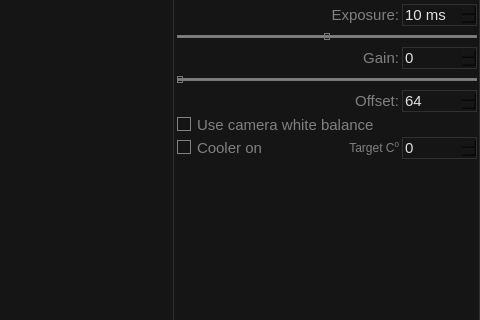
Above: mainframe.ui from aleksey-ka/OpenAP-AstroPhotography before the change; both pictures show x 834 to 1314 and y 242 to 562 of the 1314 by 819 pixel window. Below: the same form after it.
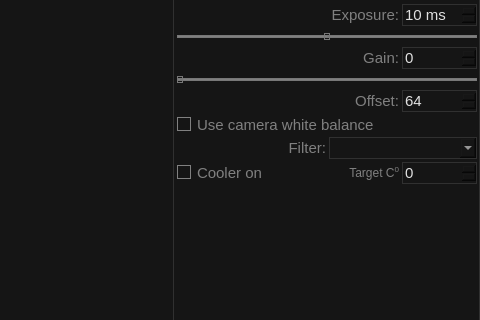
That is the form after the change.

Commit message: Basic filter wheel support

```diff
--- a/mainframe.ui
+++ b/mainframe.ui
@@ -616,6 +616,55 @@
             </property>
            </widget>
           </item>
+          <item>
+           <widget class="QFrame" name="filterWheelFrame">
+            <property name="sizePolicy">
+             <sizepolicy hsizetype="Preferred" vsizetype="Fixed">
+              <horstretch>0</horstretch>
+              <verstretch>0</verstretch>
+             </sizepolicy>
+            </property>
+            <property name="frameShape">
+             <enum>QFrame::StyledPanel</enum>
+            </property>
+            <property name="frameShadow">
+             <enum>QFrame::Raised</enum>
+            </property>
+            <layout class="QHBoxLayout" name="horizontalLayout_7">
+             <property name="spacing">
+              <number>3</number>
+             </property>
+             <property name="leftMargin">
+              <number>0</number>
+             </property>
+             <property name="topMargin">
+              <number>0</number>
+             </property>
+             <property name="rightMargin">
+              <number>0</number>
+             </property>
+             <property name="bottomMargin">
+              <number>0</number>
+             </property>
+             <item>
+              <widget class="QLabel" name="filterLabel">
+               <property name="layoutDirection">
+                <enum>Qt::LeftToRight</enum>
+               </property>
+               <property name="text">
+                <string>Filter:</string>
+               </property>
+               <property name="alignment">
+                <set>Qt::AlignRight|Qt::AlignTrailing|Qt::AlignVCenter</set>
+               </property>
+              </widget>
+             </item>
+             <item>
+              <widget class="QComboBox" name="filterComboBox"/>
+             </item>
+            </layout>
+           </widget>
+          </item>
           <item>
            <widget class="QFrame" name="temperatureFrame">
             <property name="sizePolicy">
```
The commit also changes 5 other files.
